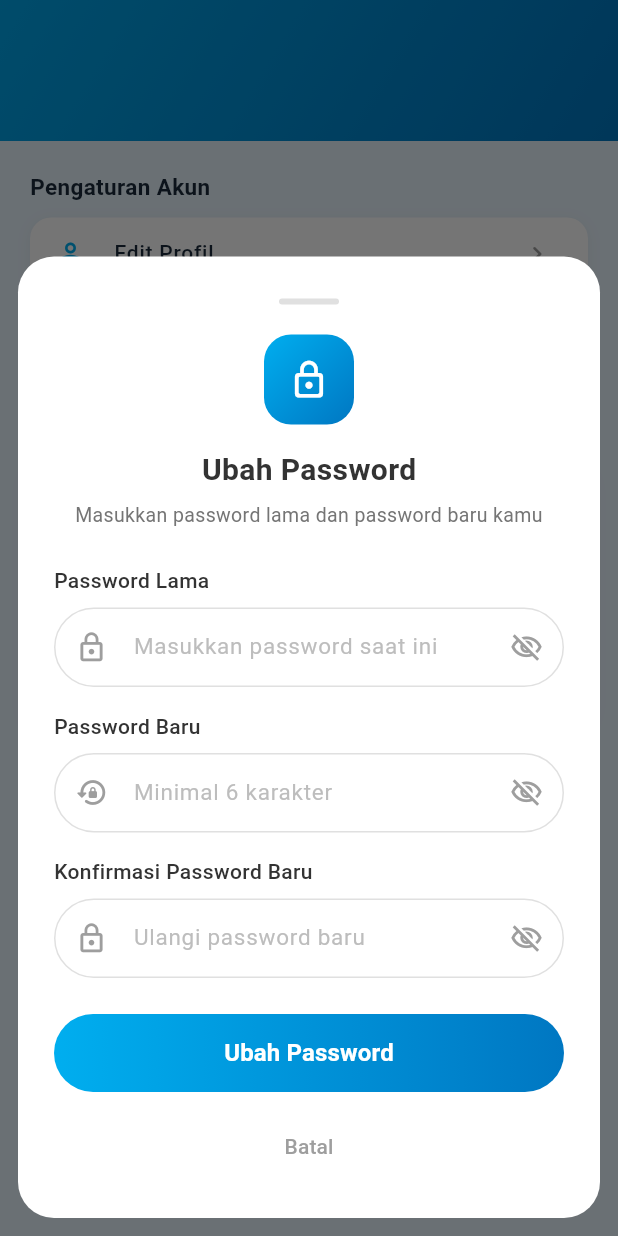
After one commit to FeatherineIVE/Tanjung-Pinang-Guide, a Flutter app: the ProfileLoggedInPage screen opened directly, scrolled down 156 dp, after a tap on "Ubah Password", on a phone screen of 412 x 824 dp. The commit adds this screen. Run offline on Flutter 3.47's test engine with Material 3 defaults, Android fonts, the phone set to English and light mode, and no system bars; accounts and stored records are empty.

Commit message:
feat: split profile page into guest and logged-in versions

```diff
--- /dev/null
+++ b/lib/pages/profile_logged_in_page.dart
@@ -0,0 +1,593 @@
+import 'package:flutter/material.dart';
+import '../data/auth_service.dart';
+import '../screens/auth_screen.dart';
+import '../widgets/app_toast.dart';
+import '../widgets/custom_text_field.dart';
+import '../utils/app_colors.dart';
+
+/// Halaman Profil untuk user yang SUDAH LOGIN.
+/// Menampilkan data user, pengaturan akun, aktivitas, dan info umum.
+class ProfileLoggedInPage extends StatelessWidget {
+  const ProfileLoggedInPage({super.key});
+
+  @override
+  Widget build(BuildContext context) {
+    final auth = AuthProvider.of(context);
+    final user = auth.currentUser!;
+    // Ambil inisial dari nama
+    final initials = user.nama
+        .split(' ')
+        .take(2)
+        .map((w) => w.isNotEmpty ? w[0].toUpperCase() : '')
+        .join();
+
+    return Scaffold(
+      backgroundColor: const Color(0xFFE8F4FD),
+      body: CustomScrollView(
+        slivers: [
+          // ── Header Profil ──────────────────────────────────────────────
+          SliverToBoxAdapter(
+            child: Container(
+              width: double.infinity,
+              decoration: const BoxDecoration(
+                gradient: LinearGradient(
+                  begin: Alignment.topLeft,
+                  end: Alignment.bottomRight,
+                  colors: [Color(0xFF00AEEF), Color(0xFF0077C2)],
+                ),
+              ),
+              child: SafeArea(
+                bottom: false,
+                child: Padding(
+                  padding: const EdgeInsets.fromLTRB(20, 16, 20, 40),
+                  child: Column(
+                    children: [
+                      const Text(
+                        'Profil',
+                        style: TextStyle(
+                          color: Colors.white,
+                          fontSize: 18,
+                          fontWeight: FontWeight.bold,
+                        ),
+                      ),
+                      const SizedBox(height: 24),
+                      // Avatar inisial
+                      Container(
+                        width: 80,
+                        height: 80,
+                        decoration: BoxDecoration(
+                          color: Colors.white.withOpacity(0.25),
+                          shape: BoxShape.circle,
+                          border: Border.all(
+                              color: Colors.white.withOpacity(0.5), width: 2),
+                        ),
+                        child: Center(
+                          child: Text(
+                            initials,
+                            style: const TextStyle(
+                              color: Colors.white,
+                              fontSize: 28,
+                              fontWeight: FontWeight.bold,
+                            ),
+                          ),
+                        ),
+                      ),
+                      const SizedBox(height: 12),
+                      Text(
+                        user.nama,
+                        style: const TextStyle(
+                            color: Colors.white,
+                            fontSize: 20,
+                            fontWeight: FontWeight.bold),
+                      ),
+                      const SizedBox(height: 4),
+                      Text(
+                        user.email,
+                        style: TextStyle(
+                            color: Colors.white.withOpacity(0.8), fontSize: 13),
+                      ),
+                    ],
+                  ),
+                ),
+              ),
+            ),
+          ),
+
+          // ── Pengaturan Akun ────────────────────────────────────────────
+          SliverToBoxAdapter(
+            child: Padding(
+              padding: const EdgeInsets.fromLTRB(20, 20, 20, 16),
+              child: Column(
+                crossAxisAlignment: CrossAxisAlignment.start,
+                children: [
+                  const Text(
+                    'Pengaturan Akun',
+                    style: TextStyle(
+                        fontSize: 15,
+                        fontWeight: FontWeight.bold,
+                        color: Color(0xFF1A2A3A)),
+                  ),
+                  const SizedBox(height: 10),
+                  Container(
+                    decoration: BoxDecoration(
+                      color: Colors.white,
+                      borderRadius: BorderRadius.circular(14),
+                      boxShadow: [
+                        BoxShadow(
+                            color: Colors.black.withOpacity(0.05),
+                            blurRadius: 8,
+                            offset: const Offset(0, 2)),
+                      ],
+                    ),
+                    child: Column(
+                      children: [
+                        _InfoMenuItem(
+                            icon: Icons.person_outline_rounded,
+                            label: 'Edit Profil',
+                            onTap: () {}),
+                        const Divider(height: 1, indent: 56),
+                        _InfoMenuItem(
+                            icon: Icons.lock_outline_rounded,
+                            label: 'Ubah Password',
+                            onTap: () => _showChangePasswordSheet(
+                                context, auth)),
+                        const Divider(height: 1, indent: 56),
+                        _InfoMenuItem(
+                            icon: Icons.notifications_none_rounded,
+                            label: 'Notifikasi',
+                            onTap: () {},
+                            isLast: true),
+                      ],
+                    ),
+                  ),
+                ],
+              ),
+            ),
+          ),
+
+          // ── Aktivitas ──────────────────────────────────────────────────
+          SliverToBoxAdapter(
+            child: Padding(
+              padding: const EdgeInsets.fromLTRB(20, 0, 20, 16),
+              child: Container(
+                width: double.infinity,
+                padding: const EdgeInsets.all(20),
+                decoration: BoxDecoration(
+                  color: Colors.white,
+                  borderRadius: BorderRadius.circular(16),
+                  boxShadow: [
+                    BoxShadow(
+                        color: Colors.black.withOpacity(0.05),
+                        blurRadius: 12,
+                        offset: const Offset(0, 4)),
+                  ],
+                ),
+                child: Column(
+                  crossAxisAlignment: CrossAxisAlignment.start,
+                  children: [
+                    const Text(
+                      'Aktivitas Kamu',
+                      style: TextStyle(
+                          fontSize: 15,
+                          fontWeight: FontWeight.bold,
+                          color: Color(0xFF1A2A3A)),
+                    ),
+                    const SizedBox(height: 16),
+                    Row(
+                      children: [
+                        _StatItem(
+                          icon: Icons.favorite_rounded,
+                          color: const Color(0xFFEF5350),
+                          value: '12',
+                          label: 'Favorit',
+                        ),
+                        const SizedBox(width: 16),
+                        _StatItem(
+                          icon: Icons.place_rounded,
+                          color: const Color(0xFF00AEEF),
+                          value: '5',
+                          label: 'Dikunjungi',
+                        ),
+                        const SizedBox(width: 16),
+                        _StatItem(
+                          icon: Icons.star_rounded,
+                          color: const Color(0xFFFFB300),
+                          value: '230',
+                          label: 'Poin',
+                        ),
+                      ],
+                    ),
+                  ],
+                ),
+              ),
+            ),
+          ),
+
+          // ── Informasi Umum ─────────────────────────────────────────────
+          SliverToBoxAdapter(
+            child: Padding(
+              padding: const EdgeInsets.fromLTRB(20, 0, 20, 16),
+              child: Column(
+                crossAxisAlignment: CrossAxisAlignment.start,
+                children: [
+                  const Text(
+                    'Informasi Umum',
+                    style: TextStyle(
+                        fontSize: 15,
+                        fontWeight: FontWeight.bold,
+                        color: Color(0xFF1A2A3A)),
+                  ),
+                  const SizedBox(height: 10),
+                  Container(
+                    decoration: BoxDecoration(
+                      color: Colors.white,
+                      borderRadius: BorderRadius.circular(14),
+                      boxShadow: [
+                        BoxShadow(
+                            color: Colors.black.withOpacity(0.05),
+                            blurRadius: 8,
+                            offset: const Offset(0, 2)),
+                      ],
+                    ),
+                    child: Column(
+                      children: [
+                        _InfoMenuItem(
+                            icon: Icons.info_outline_rounded,
+                            label: 'Tentang Aplikasi',
+                            onTap: () {}),
+                        const Divider(height: 1, indent: 56),
+                        _InfoMenuItem(
+                            icon: Icons.language_rounded,
+                            label: 'Bahasa',
+                            onTap: () {}),
+                        const Divider(height: 1, indent: 56),
+                        _InfoMenuItem(
+                            icon: Icons.privacy_tip_outlined,
+                            label: 'Kebijakan Privasi',
+                            onTap: () {}),
+                        const Divider(height: 1, indent: 56),
+                        _InfoMenuItem(
+                            icon: Icons.help_outline_rounded,
+                            label: 'Bantuan & FAQ',
+                            onTap: () {},
+                            isLast: true),
+                      ],
+                    ),
+                  ),
+                ],
+              ),
+            ),
+          ),
+
+          // ── Tombol Keluar ──────────────────────────────────────────────
+          SliverToBoxAdapter(
+            child: Padding(
+              padding: const EdgeInsets.fromLTRB(20, 0, 20, 16),
+              child: SizedBox(
+                width: double.infinity,
+                height: 50,
+                child: OutlinedButton.icon(
+                  onPressed: () => _logout(context, auth),
+                  icon: const Icon(Icons.logout_rounded, size: 20),
+                  label: const Text('Keluar',
+                      style: TextStyle(
+                          fontSize: 15, fontWeight: FontWeight.bold)),
+                  style: OutlinedButton.styleFrom(
+                    foregroundColor: const Color(0xFFE53935),
+                    side: const BorderSide(
+                        color: Color(0xFFE53935), width: 1.5),
+                    shape: RoundedRectangleBorder(
+                        borderRadius: BorderRadius.circular(14)),
+                  ),
+                ),
+              ),
+            ),
+          ),
+
+          const SliverToBoxAdapter(child: SizedBox(height: 16)),
+        ],
+      ),
+    );
+  }
+
+  // ── Logout ──────────────────────────────────────────────────────────────
+  void _logout(BuildContext context, AuthService auth) {
+    showDialog(
+      context: context,
+      builder: (ctx) => AlertDialog(
+        shape: RoundedRectangleBorder(borderRadius: BorderRadius.circular(20)),
+        title: const Text('Keluar Akun',
+            style: TextStyle(fontWeight: FontWeight.bold, fontSize: 18)),
+        content: const Text('Yakin ingin keluar dari akun ini?',
+            style: TextStyle(fontSize: 14, color: Color(0xFF666666))),
+        actions: [
+          TextButton(
+            onPressed: () => Navigator.pop(ctx),
+            child: const Text('Batal',
+                style: TextStyle(
+                    color: Color(0xFF888888), fontWeight: FontWeight.w600)),
+          ),
+          ElevatedButton(
+            onPressed: () {
+              Navigator.pop(ctx);
+              auth.logout();
+              Navigator.of(context).pushAndRemoveUntil(
+                MaterialPageRoute(builder: (_) => const AuthScreen()),
+                (route) => false,
+              );
+            },
+            style: ElevatedButton.styleFrom(
+              backgroundColor: const Color(0xFFE53935),
+              foregroundColor: Colors.white,
+              shape: RoundedRectangleBorder(
+                  borderRadius: BorderRadius.circular(12)),
+            ),
+            child: const Text('Keluar',
+                style: TextStyle(fontWeight: FontWeight.bold)),
+          ),
+        ],
+      ),
+    );
+  }
+
+  // ── Ubah Password Sheet ────────────────────────────────────────────────
+  void _showChangePasswordSheet(BuildContext ctx, AuthService auth) {
+    final oldPassCtrl = TextEditingController();
+    final newPassCtrl = TextEditingController();
+    final confirmPassCtrl = TextEditingController();
+    bool obscureOld = true;
+    bool obscureNew = true;
+    bool obscureConfirm = true;
+    bool isLoading = false;
+
+    showModalBottomSheet(
+      context: ctx,
+      isScrollControlled: true,
+      backgroundColor: Colors.transparent,
+      builder: (sheetCtx) {
+        return StatefulBuilder(
+          builder: (context, setSheetState) {
+            return Container(
+              margin: const EdgeInsets.fromLTRB(12, 0, 12, 12),
+              padding: EdgeInsets.only(
+                bottom: MediaQuery.of(context).viewInsets.bottom,
+              ),
+              decoration: BoxDecoration(
+                color: Colors.white,
+                borderRadius: BorderRadius.circular(24),
+              ),
+              child: SingleChildScrollView(
+                padding: const EdgeInsets.fromLTRB(24, 28, 24, 24),
+                child: Column(
+                  mainAxisSize: MainAxisSize.min,
+                  children: [
+                    // Handle bar
+                    Container(
+                      width: 40, height: 4,
+                      margin: const EdgeInsets.only(bottom: 20),
+                      decoration: BoxDecoration(
+                        color: Colors.grey[300],
+                        borderRadius: BorderRadius.circular(2),
+                      ),
+                    ),
+                    // Icon
+                    Container(
+                      width: 60, height: 60,
+                      decoration: BoxDecoration(
+                        gradient: AppColors.primaryGradient,
+                        borderRadius: BorderRadius.circular(18),
+                      ),
+                      child: const Icon(Icons.lock_outline_rounded,
+                          color: Colors.white, size: 28),
+                    ),
+                    const SizedBox(height: 16),
+                    const Text('Ubah Password',
+                        style: TextStyle(
+                            fontSize: 20,
+                            fontWeight: FontWeight.bold,
+                            color: AppColors.textDark)),
+                    const SizedBox(height: 6),
+                    Text(
+                      'Masukkan password lama dan password baru kamu',
+                      textAlign: TextAlign.center,
+                      style: TextStyle(fontSize: 13, color: Colors.grey[600]),
+                    ),
+                    const SizedBox(height: 24),
+
+                    // Password lama
+                    CustomTextField(
+                      label: 'Password Lama',
+                      hintText: 'Masukkan password saat ini',
+                      prefixIcon: Icons.lock_outline,
+                      isPassword: true,
+                      obscureText: obscureOld,
+                      onTogglePassword: () =>
+                          setSheetState(() => obscureOld = !obscureOld),
+                      controller: oldPassCtrl,
+                    ),
+                    const SizedBox(height: 16),
+
+                    // Password baru
+                    CustomTextField(
+                      label: 'Password Baru',
+                      hintText: 'Minimal 6 karakter',
+                      prefixIcon: Icons.lock_reset_rounded,
+                      isPassword: true,
+                      obscureText: obscureNew,
+                      onTogglePassword: () =>
+                          setSheetState(() => obscureNew = !obscureNew),
+                      controller: newPassCtrl,
+                    ),
+                    const SizedBox(height: 16),
+
+                    // Konfirmasi password
+                    CustomTextField(
+                      label: 'Konfirmasi Password Baru',
+                      hintText: 'Ulangi password baru',
+                      prefixIcon: Icons.lock_outline,
+                      isPassword: true,
+                      obscureText: obscureConfirm,
+                      onTogglePassword: () =>
+                          setSheetState(() => obscureConfirm = !obscureConfirm),
+                      controller: confirmPassCtrl,
+                    ),
+                    const SizedBox(height: 24),
+
+                    // Tombol Ubah
+                    SizedBox(
+                      width: double.infinity,
+                      height: 52,
+                      child: Container(
+                        decoration: BoxDecoration(
+                          gradient: AppColors.buttonGradient,
+                          borderRadius: BorderRadius.circular(26),
+                        ),
+                        child: ElevatedButton(
+                          onPressed: isLoading
+                              ? null
+                              : () async {
+                                  setSheetState(() => isLoading = true);
+                                  await Future.delayed(
+                                      const Duration(milliseconds: 600));
+
+                                  final error = auth.changePassword(
+                                    oldPassCtrl.text,
+                                    newPassCtrl.text,
+                                    confirmPassCtrl.text,
+                                  );
+
+                                  setSheetState(() => isLoading = false);
+
+                                  if (error != null) {
+                                    if (ctx.mounted) {
+                                      AppToast.error(ctx, error);
+                                    }
+                                  } else {
+                                    if (ctx.mounted) {
+                                      Navigator.pop(context);
+                                      AppToast.success(ctx,
+                                          'Password berhasil diubah! ✅');
+                                    }
+                                  }
+                                },
+                          style: ElevatedButton.styleFrom(
+                            backgroundColor: Colors.transparent,
+                            shadowColor: Colors.transparent,
+                            shape: RoundedRectangleBorder(
+                                borderRadius: BorderRadius.circular(26)),
+                          ),
+                          child: isLoading
+                              ? const SizedBox(
+                                  width: 22,
+                                  height: 22,
+                                  child: CircularProgressIndicator(
+                                      color: Colors.white, strokeWidth: 2.5),
+                                )
+                              : const Text('Ubah Password',
+                                  style: TextStyle(
+                                      fontSize: 16,
+                                      fontWeight: FontWeight.bold,
+                                      color: Colors.white)),
+                        ),
+                      ),
+                    ),
+                    const SizedBox(height: 12),
+
+                    // Batal
+                    TextButton(
+                      onPressed: () => Navigator.pop(context),
+                      child: Text('Batal',
+                          style: TextStyle(
+                              fontSize: 14,
+                              color: Colors.grey[500],
+                              fontWeight: FontWeight.w500)),
+                    ),
+                  ],
+                ),
+              ),
+            );
+          },
+        );
+      },
+    );
+  }
+}
+
+// ─── Shared Widgets ───────────────────────────────────────────────────────────
+
+class _StatItem extends StatelessWidget {
+  final IconData icon;
+  final Color color;
+  final String value;
+  final String label;
+
+  const _StatItem({
+    required this.icon,
+    required this.color,
+    required this.value,
+    required this.label,
+  });
+
+  @override
+  Widget build(BuildContext context) {
+    return Expanded(
+      child: Container(
+        padding: const EdgeInsets.symmetric(vertical: 14),
+        decoration: BoxDecoration(
+          color: color.withOpacity(0.08),
+          borderRadius: BorderRadius.circular(14),
+        ),
+        child: Column(
+          children: [
+            Icon(icon, color: color, size: 22),
+            const SizedBox(height: 6),
+            Text(value,
+                style: TextStyle(
+                    fontSize: 18, fontWeight: FontWeight.bold, color: color)),
+            const SizedBox(height: 2),
+            Text(label,
+                style: const TextStyle(
+                    fontSize: 11,
+                    color: Color(0xFF666666),
+                    fontWeight: FontWeight.w500)),
+          ],
+        ),
+      ),
+    );
+  }
+}
+
+class _InfoMenuItem extends StatelessWidget {
+  final IconData icon;
+  final String label;
+  final VoidCallback onTap;
+  final bool isLast;
+
+  const _InfoMenuItem({
+    required this.icon,
+    required this.label,
+    required this.onTap,
+    this.isLast = false,
+  });
+
+  @override
+  Widget build(BuildContext context) {
+    return ClipRRect(
+      borderRadius: isLast
+          ? const BorderRadius.vertical(bottom: Radius.circular(14))
+          : BorderRadius.zero,
+      child: ListTile(
+        leading: Icon(icon, color: const Color(0xFF00AEEF), size: 22),
+        title: Text(label,
+            style: const TextStyle(
+                fontSize: 14,
+                color: Color(0xFF1A2A3A),
+                fontWeight: FontWeight.w500)),
+        trailing: const Icon(Icons.chevron_right_rounded,
+            color: Colors.grey, size: 20),
+        onTap: onTap,
+        dense: true,
+      ),
+    );
+  }
+}
--- a/lib/pages/profile_page.dart
+++ b/lib/pages/profile_page.dart
@@ -1,6 +1,8 @@
 import 'package:flutter/material.dart';
 import '../screens/auth_screen.dart';
 
+/// Halaman Profil untuk user yang BELUM LOGIN (tamu).
+/// Tanpa pengaturan akun — hanya info umum dan tombol masuk/daftar.
 class ProfilePage extends StatelessWidget {
   const ProfilePage({super.key});
 
@@ -17,6 +19,7 @@ class ProfilePage extends StatelessWidget {
       backgroundColor: const Color(0xFFE8F4FD),
       body: CustomScrollView(
         slivers: [
+          // ── Header ──────────────────────────────────────────────────────
           SliverToBoxAdapter(
             child: Container(
               width: double.infinity,
@@ -67,12 +70,11 @@ class ProfilePage extends StatelessWidget {
                         'Login untuk pengalaman yang lebih personal',
                         textAlign: TextAlign.center,
                         style: TextStyle(
-                            color: Colors.white.withOpacity(0.8),
-                            fontSize: 13),
+                            color: Colors.white.withOpacity(0.8), fontSize: 13),
                       ),
                       const SizedBox(height: 28),
 
-                      // ── Masuk ke Akun → AuthScreen ──────────────────────
+                      // ── Masuk ke Akun ────────────────────────────────────
                       SizedBox(
                         width: double.infinity,
                         height: 50,
@@ -95,7 +97,7 @@ class ProfilePage extends StatelessWidget {
                       ),
                       const SizedBox(height: 10),
 
-                      // ── Daftar Akun Baru → AuthScreen ───────────────────
+                      // ── Daftar Akun Baru ─────────────────────────────────
                       SizedBox(
                         width: double.infinity,
                         height: 50,
@@ -123,7 +125,7 @@ class ProfilePage extends StatelessWidget {
             ),
           ),
 
-          // ── Keuntungan Bergabung ─────────────────────────────────────────
+          // ── Keuntungan Bergabung ───────────────────────────────────────
           SliverToBoxAdapter(
             child: Padding(
               padding: const EdgeInsets.fromLTRB(20, 20, 20, 16),
@@ -180,7 +182,7 @@ class ProfilePage extends StatelessWidget {
             ),
           ),
 
-          // ── Informasi Umum ───────────────────────────────────────────────
+          // ── Informasi Umum ────────────────────────────────────────────
           SliverToBoxAdapter(
             child: Padding(
               padding: const EdgeInsets.fromLTRB(20, 0, 20, 16),
@@ -243,6 +245,8 @@ class ProfilePage extends StatelessWidget {
   }
 }
 
+// ─── Widgets ──────────────────────────────────────────────────────────────────
+
 class _BenefitItem extends StatelessWidget {
   final IconData icon;
   final Color color;
@@ -297,8 +301,7 @@ class _InfoMenuItem extends StatelessWidget {
           ? const BorderRadius.vertical(bottom: Radius.circular(14))
           : BorderRadius.zero,
       child: ListTile(
-        leading: const Icon(Icons.info_outline_rounded,
-            color: Color(0xFF00AEEF), size: 22),
+        leading: Icon(icon, color: const Color(0xFF00AEEF), size: 22),
         title: Text(label,
             style: const TextStyle(
                 fontSize: 14,
```
